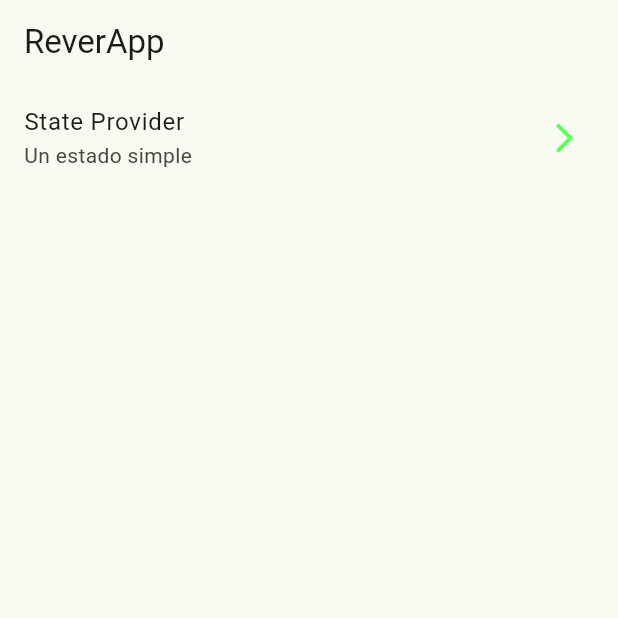
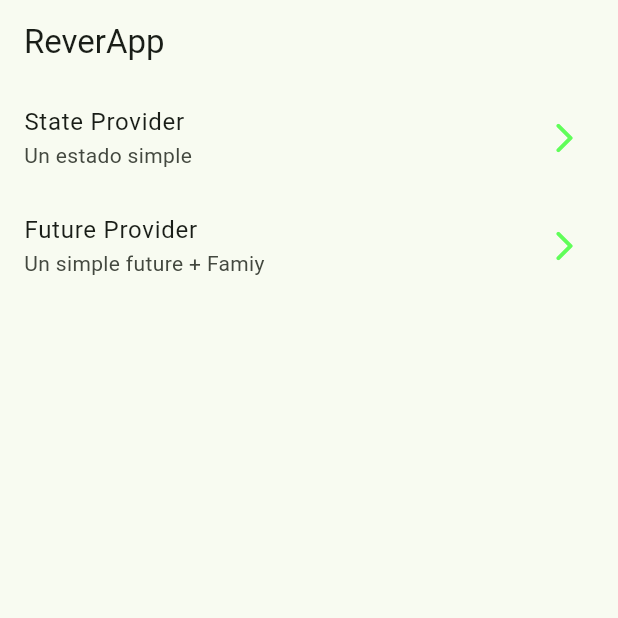
Before and after one commit to Willyrr-55/Riverpod-Provider, a Flutter app: the screen it shows after launch, on a phone screen of 412 x 824 dp, the top half of it. Run offline on Flutter 3.47's test engine with Material 2 defaults, Android fonts, the phone set to English and light mode, and no system bars; our stand-ins replace dio, flutter_riverpod, go_router, google_fonts; missing offline and left inert: random_name_generator.

Commit message:
Se trabajo con el StateProvider que ofrece Riverpod, y se creo el espacio para empezar a trabajar con FutureProvider

```diff
--- a/lib/config/config.dart
+++ b/lib/config/config.dart
@@ -3,3 +3,4 @@
 export 'theme/app_theme.dart';
 export 'router/app_router.dart';
 export 'helpers/random_generator.dart';
+export 'helpers/pokemon_services.dart';
--- a/lib/config/router/app_router.dart
+++ b/lib/config/router/app_router.dart
@@ -13,5 +13,9 @@ final appRouter = GoRouter(
       path: '/state-provider',
       builder:(context, state) =>  const StateProviderScreen(),
     ),
+    GoRoute(
+      path: '/future-provider',
+      builder:(context, state) =>  const PokemonScreen(),
+    ),
   ]
 );
--- /dev/null
+++ b/lib/presentation/providers/pokemon_provider.dart
@@ -0,0 +1,6 @@
+
+import 'package:flutter_riverpod/flutter_riverpod.dart';
+
+final pokemonProvider = FutureProvider<String>((ref) async{
+  return 'Ditto';
+});
--- a/lib/presentation/providers/providers.dart
+++ b/lib/presentation/providers/providers.dart
@@ -1,3 +1,4 @@
 
 
 export 'random_name_provider.dart';
+export 'pokemon_provider.dart';
--- a/lib/presentation/screens/home_screen.dart
+++ b/lib/presentation/screens/home_screen.dart
@@ -22,11 +22,18 @@ class _HomeScreenView extends StatelessWidget {
   Widget build(BuildContext context) {
     return ListView(
       children: const [
+
         _CustomListTile(
           title: 'State Provider',
           subTitle: 'Un estado simple',
           location: '/state-provider',
-        )
+        ),
+
+        _CustomListTile(
+          title: 'Future Provider',
+          subTitle: 'Un simple future + Famiy',
+          location: '/future-provider',
+        ),
       ],
     );
   }
--- a/lib/presentation/screens/sreens.dart
+++ b/lib/presentation/screens/sreens.dart
@@ -1,4 +1,6 @@
+
 
 
 export 'package:river_app/presentation/screens/01-state-provider/state_provider_screen.dart';
+export 'package:river_app/presentation/screens/02-future-provider.dart';
 export 'package:river_app/presentation/screens/home_screen.dart';
--- a/pubspec.yaml
+++ b/pubspec.yaml
@@ -7,6 +7,7 @@ environment:
   sdk: '>=3.0.2 <4.0.0'
 
 dependencies:
+  dio: ^5.2.1+1
   flutter:
     sdk: flutter
   flutter_riverpod: ^2.3.6
```
Also changed, not shown: lib/config/helpers/pokemon_services.dart (added, +19 -0 lines), lib/presentation/screens/02-future-provider.dart (added, +17 -0 lines), pubspec.lock.
